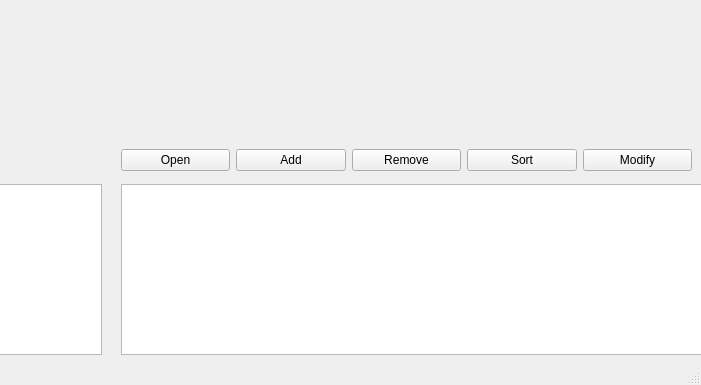
Before: the Qt Designer form SRC/mainwindow.ui in ryanewart/SDI, drawn with Qt 5; both pictures show x 559 to 1260 and y 515 to 900 of the 1260 by 900 pixel window.
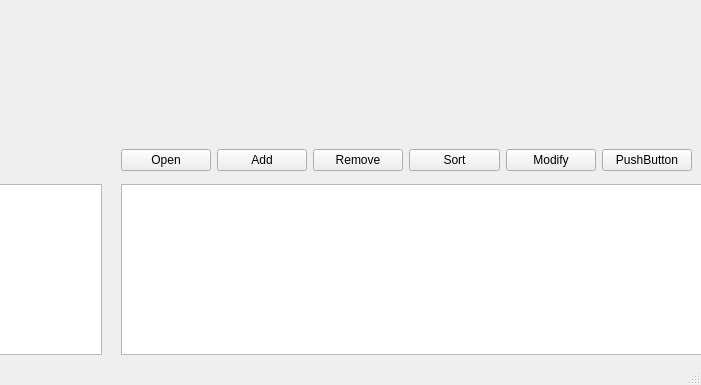
After: the same form once the commit is applied.

```diff
--- a/SRC/mainwindow.ui
+++ b/SRC/mainwindow.ui
@@ -176,6 +176,13 @@
        </property>
       </widget>
      </item>
+     <item>
+      <widget class="QPushButton" name="btn_SearchList">
+       <property name="text">
+        <string>PushButton</string>
+       </property>
+      </widget>
+     </item>
     </layout>
    </widget>
    <zorder>layoutWidget</zorder>
```
